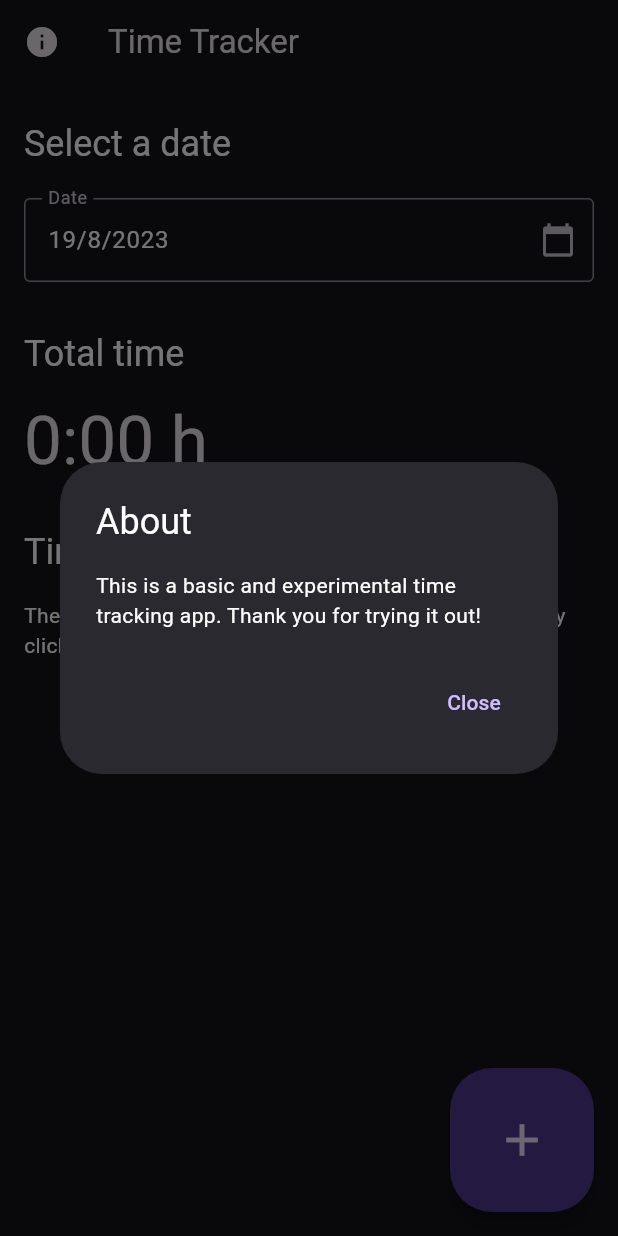
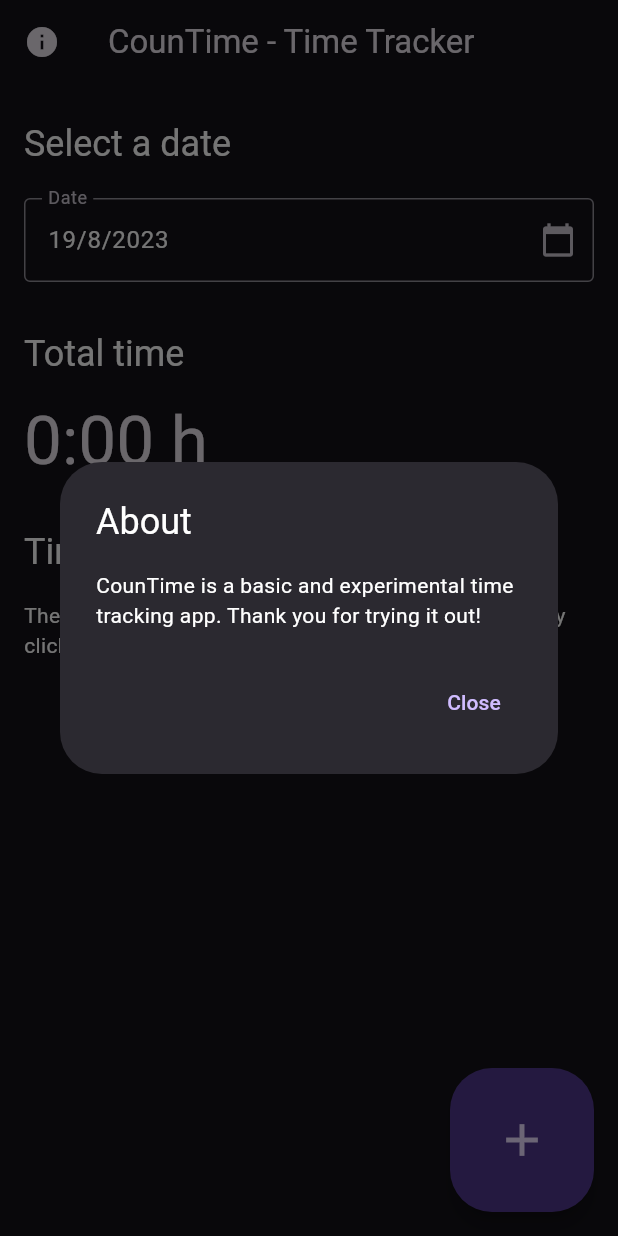
Before and after one commit to codebyjakob/countime, a Flutter app: the screen it shows after launch, after a tap on the "info" icon, on a phone screen of 412 x 824 dp. Run offline on Flutter 3.47's test engine with Material 2 defaults, Android fonts, the phone set to English and light mode, and no system bars; our stand-ins replace flutter_riverpod, freezed_annotation, google_fonts, riverpod_annotation, sqflite, sqflite_common_ffi; accounts and stored records are empty; generated files the repository leaves out were written again.

Commit message:
Updated navigation bar title, README, etc.

```diff
--- a/lib/main.dart
+++ b/lib/main.dart
@@ -22,7 +22,7 @@
   @override
   Widget build(BuildContext context) {
     return MaterialApp(
-      title: "Time Tracker",
+      title: "CounTime",
       theme: ThemeData(
         useMaterial3: true,
         brightness: Brightness.dark,
@@ -30,7 +30,7 @@
           ThemeData.dark().textTheme,
         ),
       ),
-      home: const HomePage(title: "Time Tracker"),
+      home: const HomePage(title: "CounTime - Time Tracker"),
     );
   }
 }
--- a/lib/screens/home_page.dart
+++ b/lib/screens/home_page.dart
@@ -20,7 +20,7 @@
         return AlertDialog(
           title: const Text("About"),
           content: const Text(
-              "This is a basic and experimental time tracking app. Thank you for trying it out!"),
+              "CounTime is a basic and experimental time tracking app. Thank you for trying it out!"),
           actions: <Widget>[
             TextButton(
               onPressed: () {
```
Also changed, not shown: 1 other file.
